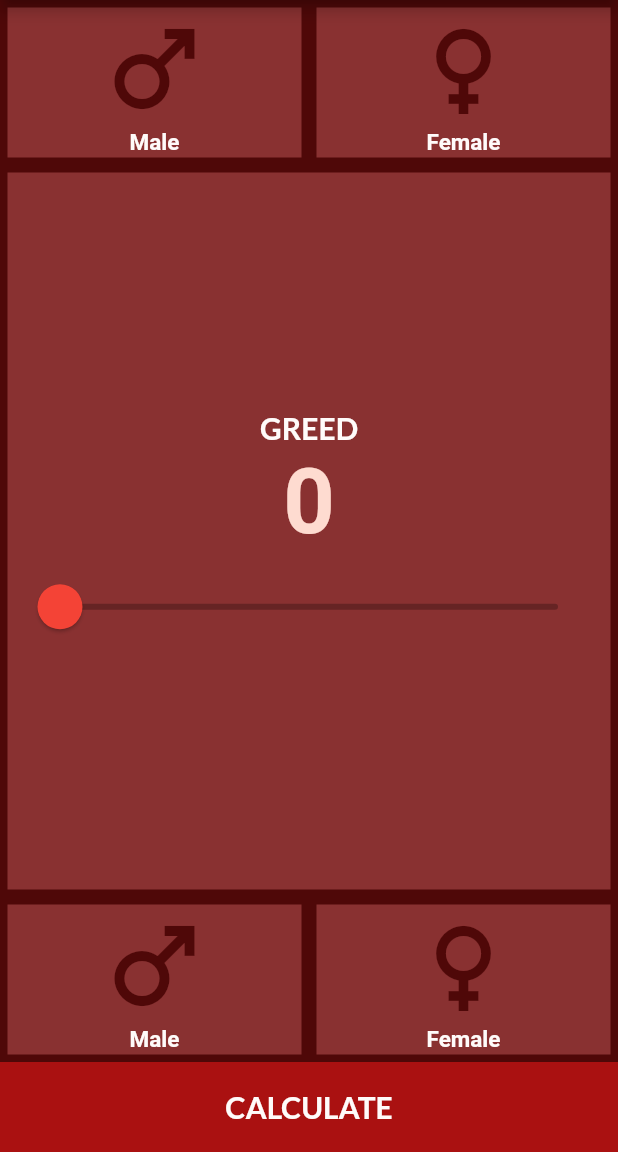
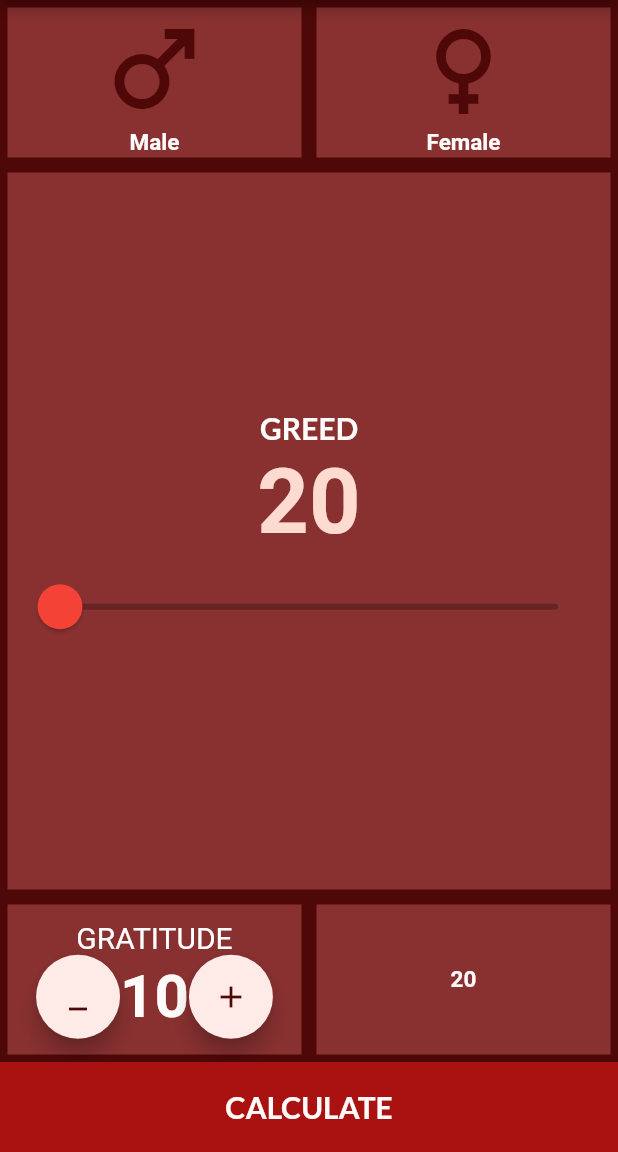
Before and after one commit to sanjibsinha/happiness_calculator, a Flutter app: the screen it shows after launch, on a phone screen of 412 x 824 dp, the part 84-1236 px from its top. Run offline on Flutter 3.47's test engine with Material 2 defaults, Android fonts, the phone set to English and light mode, and no system bars; our stand-ins replace google_fonts; Roboto replaces fonts that are missing (Antic, Laila, Rubik).

Commit message:
Step 3 first

```diff
--- a/lib/model/happy_theme.dart
+++ b/lib/model/happy_theme.dart
@@ -52,6 +52,14 @@ class HappyTheme {
     textStyle: const TextStyle(
       color: HappyTheme.shrineSurfaceWhite,
       fontSize: 20.0,
+      fontWeight: FontWeight.bold,
+    ),
+  );
+
+  static TextStyle dilligenceStyle = GoogleFonts.laila(
+    textStyle: const TextStyle(
+      color: HappyTheme.shrineSurfaceWhite,
+      fontSize: 40.0,
       fontWeight: FontWeight.bold,
     ),
   );
--- a/lib/view/happiness_home_page.dart
+++ b/lib/view/happiness_home_page.dart
@@ -1,3 +1,5 @@
+import 'dart:ui';
+
 import 'package:flutter/material.dart';
 import 'package:happiness_calculator/view/happiness_result.dart';
 
@@ -19,7 +21,9 @@ class HappinessHomePage extends StatefulWidget {
 
 class _HappinessHomePageState extends State<HappinessHomePage> {
   ContainerColor? selectedContainer;
-  int height = 0;
+  int greed = 20;
+  int gratitude = 10;
+  int dilligence = 20;
 
   @override
   Widget build(BuildContext context) {
@@ -78,7 +82,7 @@ class _HappinessHomePageState extends State<HappinessHomePage> {
                       textBaseline: TextBaseline.alphabetic,
                       children: [
                         Text(
-                          height.toString(),
+                          greed.toString(),
                           style: HappyTheme.greedStyle,
                         ),
                       ],
@@ -97,14 +101,14 @@ class _HappinessHomePageState extends State<HappinessHomePage> {
                         ),
                       ),
                       child: Slider(
-                        value: height.toDouble(),
-                        min: 0.0,
+                        value: greed.toDouble(),
+                        min: 20.0,
                         max: 100.0,
                         activeColor: activeColor,
                         inactiveColor: Colors.black26,
                         onChanged: (double newValue) {
                           setState(() {
-                            height = newValue.round();
+                            greed = newValue.round();
                           });
                         },
                       ),
@@ -116,15 +120,74 @@ class _HappinessHomePageState extends State<HappinessHomePage> {
             Row(
               mainAxisAlignment: MainAxisAlignment.center,
               children: [
-                expandGender(
-                  ContainerColor.first,
-                  'Male',
-                  Icons.male,
+                Expanded(
+                  child: Padding(
+                    padding: const EdgeInsets.all(5.0),
+                    child: Container(
+                      alignment: Alignment.center,
+                      width: double.infinity,
+                      height: 100.0,
+                      color: HappyTheme.inactiveCoor,
+                      child: Column(
+                        mainAxisAlignment: MainAxisAlignment.center,
+                        mainAxisSize: MainAxisSize.min,
+                        children: [
+                          const Text(
+                            'GRATITUDE',
+                            style: TextStyle(
+                              fontSize: 20.0,
+                              color: Colors.white,
+                            ),
+                          ),
+                          Row(
+                            mainAxisAlignment: MainAxisAlignment.spaceAround,
+                            mainAxisSize: MainAxisSize.min,
+                            children: [
+                              FloatingActionButton(
+                                onPressed: () {
+                                  setState(() {
+                                    gratitude--;
+                                  });
+                                },
+                                child: const Icon(
+                                  Icons.minimize,
+                                ),
+                              ),
+                              Text(
+                                gratitude.toString(),
+                                style: HappyTheme.dilligenceStyle,
+                              ),
+                              FloatingActionButton(
+                                onPressed: () {
+                                  setState(() {
+                                    gratitude++;
+                                  });
+                                },
+                                child: const Icon(
+                                  Icons.add,
+                                ),
+                              ),
+                            ],
+                          ),
+                        ],
+                      ),
+                    ),
+                  ),
                 ),
-                expandGender(
-                  ContainerColor.second,
-                  'Female',
-                  Icons.female,
+                Expanded(
+                  child: Padding(
+                    padding: const EdgeInsets.all(5.0),
+                    child: Container(
+                      alignment: Alignment.center,
+                      width: double.infinity,
+                      height: 100.0,
+                      color: HappyTheme.inactiveCoor,
+                      child: Text(
+                        dilligence.toString(),
+                        style: HappyTheme.genderStyle,
+                      ),
+                    ),
+                  ),
                 ),
               ],
             ),
```
